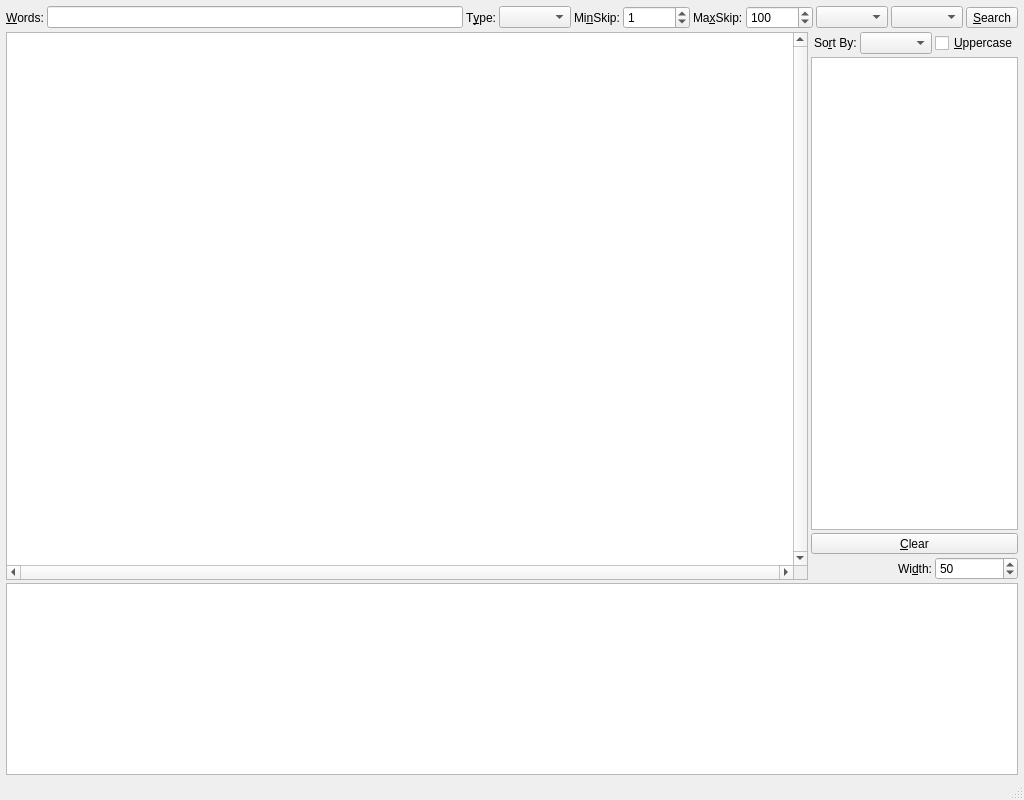
First picture: the form in programs/ELSSearch/ELSSearchMainWindow.ui, repository dewhisna/KingJamesPureBibleSearch, before the edit.
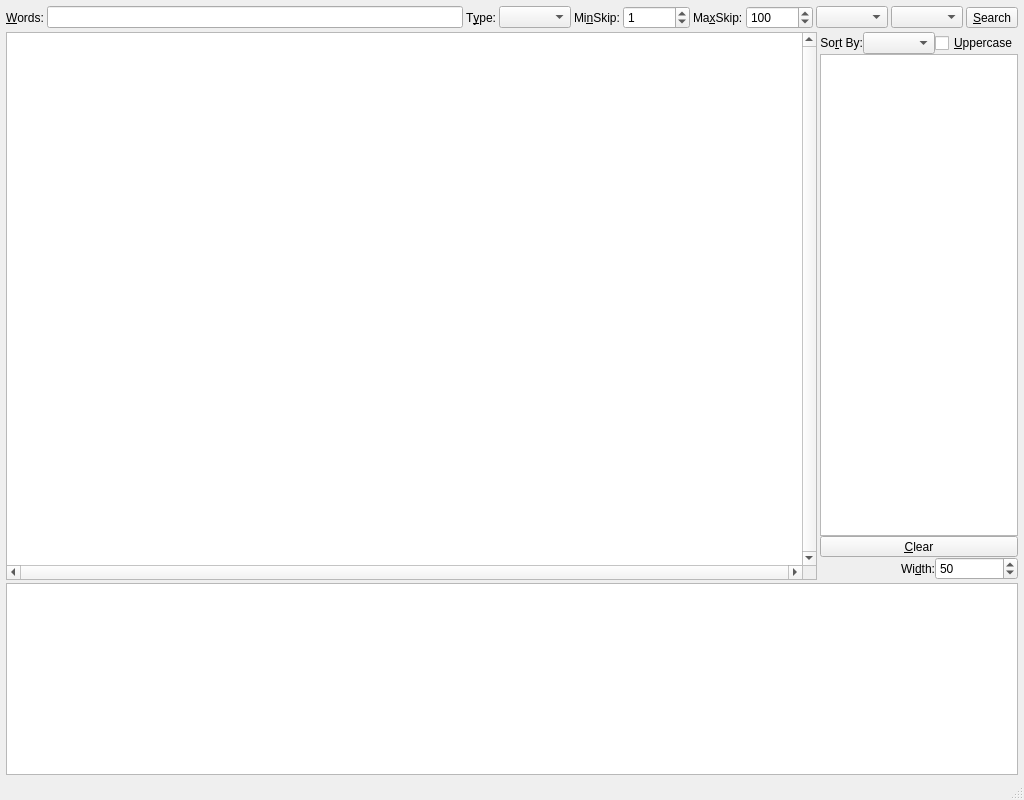
Second picture: the form after the edit.

Commit message: Manually rework ELSSearchMainWindow.ui to put ELSResults stuff in a frame. This will allow adding a QSplitter to split it and the main tvLetterMatrix.

```diff
--- a/programs/ELSSearch/ELSSearchMainWindow.ui
+++ b/programs/ELSSearch/ELSSearchMainWindow.ui
@@ -30,7 +30,7 @@
     <property name="spacing">
      <number>3</number>
     </property>
-    <item row="0" column="0" colspan="5">
+    <item row="0" column="0" colspan="2">
      <layout class="QHBoxLayout" name="horizontalLayout">
       <item>
        <widget class="QLabel" name="lblWords">
@@ -131,7 +131,7 @@
       </item>
      </layout>
     </item>
-    <item row="1" column="0" rowspan="7">
+    <item row="1" column="0">
      <widget class="QTableView" name="tvLetterMatrix">
       <property name="sizePolicy">
        <sizepolicy hsizetype="Expanding" vsizetype="Expanding">
@@ -172,7 +172,34 @@
      </widget>
     </item>
     <item row="1" column="1">
-     <spacer name="horizontalSpacer_2">
+     <widget class="QFrame" name="frameELSResults">
+      <property name="sizePolicy">
+       <sizepolicy hsizetype="MinimumExpanding" vsizetype="Expanding">
+        <horstretch>0</horstretch>
+        <verstretch>0</verstretch>
+       </sizepolicy>
+      </property>
+      <property name="frameShape">
+       <enum>QFrame::NoFrame</enum>
+      </property>
+      <layout class="QGridLayout" name="gridELSResults">
+       <property name="leftMargin">
+        <number>0</number>
+       </property>
+       <property name="topMargin">
+        <number>0</number>
+       </property>
+       <property name="rightMargin">
+        <number>0</number>
+       </property>
+       <property name="bottomMargin">
+        <number>0</number>
+       </property>
+       <property name="spacing">
+        <number>0</number>
+       </property>
+       <item row="0" column="0">
+        <spacer name="horizontalSpacer">
       <property name="orientation">
        <enum>Qt::Horizontal</enum>
       </property>
@@ -184,17 +211,20 @@
       </property>
      </spacer>
     </item>
-    <item row="1" column="2">
+       <item row="0" column="1">
      <widget class="QLabel" name="lblSortBy">
       <property name="text">
        <string>So&amp;rt By:</string>
       </property>
+         <property name="alignment">
+          <set>Qt::AlignRight|Qt::AlignTrailing|Qt::AlignVCenter</set>
+         </property>
       <property name="buddy">
        <cstring>cmbSortOrder</cstring>
       </property>
      </widget>
     </item>
-    <item row="1" column="3">
+       <item row="0" column="2">
      <widget class="QComboBox" name="cmbSortOrder">
       <property name="sizePolicy">
        <sizepolicy hsizetype="MinimumExpanding" vsizetype="Fixed">
@@ -204,14 +234,14 @@
       </property>
      </widget>
     </item>
-    <item row="1" column="4">
+       <item row="0" column="3">
      <widget class="QCheckBox" name="chkUppercase">
       <property name="text">
        <string>&amp;Uppercase</string>
       </property>
      </widget>
     </item>
-    <item row="2" column="1" rowspan="4" colspan="4">
+       <item row="1" column="0" colspan="4">
      <widget class="QTableView" name="tvELSResults">
       <property name="sizePolicy">
        <sizepolicy hsizetype="MinimumExpanding" vsizetype="Expanding">
@@ -242,7 +272,7 @@
       </attribute>
      </widget>
     </item>
-    <item row="6" column="1" colspan="4">
+       <item row="2" column="0" colspan="4">
      <widget class="QToolButton" name="btnClear">
       <property name="sizePolicy">
        <sizepolicy hsizetype="MinimumExpanding" vsizetype="Fixed">
@@ -255,8 +285,8 @@
       </property>
      </widget>
     </item>
-    <item row="7" column="1" colspan="2">
-     <spacer name="horizontalSpacer">
+       <item row="3" column="0" colspan="2">
+        <spacer name="horizontalSpacer_2">
       <property name="orientation">
        <enum>Qt::Horizontal</enum>
       </property>
@@ -268,7 +298,7 @@
       </property>
      </spacer>
     </item>
-    <item row="7" column="3">
+       <item row="3" column="2">
      <widget class="QLabel" name="lblWidth">
       <property name="text">
        <string>Wi&amp;dth:</string>
@@ -281,7 +311,7 @@
       </property>
      </widget>
     </item>
-    <item row="7" column="4">
+       <item row="3" column="3">
      <widget class="QSpinBox" name="spinWidth">
       <property name="sizePolicy">
        <sizepolicy hsizetype="Preferred" vsizetype="Fixed">
@@ -300,7 +330,10 @@
       </property>
      </widget>
     </item>
-    <item row="8" column="0" colspan="5">
+      </layout>
+     </widget>
+    </item>
+    <item row="2" column="0" colspan="2">
      <widget class="QPlainTextEdit" name="editSearchLog">
       <property name="readOnly">
        <bool>true</bool>
```
Lines whose indentation alone changed are shown as unchanged.
